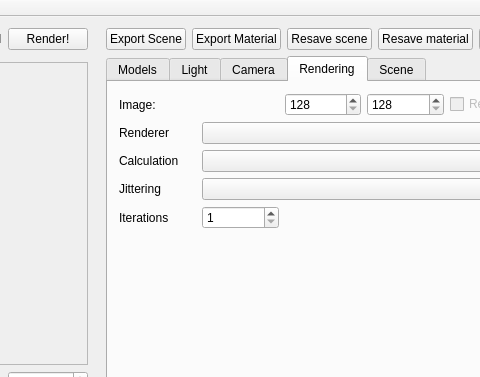
caronnee/graphicsbasics, file RaySamplesGui/TracingGui/Sources/tracinggui.ui: the form before one commit; both pictures show x 258 to 738 and y 0 to 377 of the 828 by 484 pixel window.
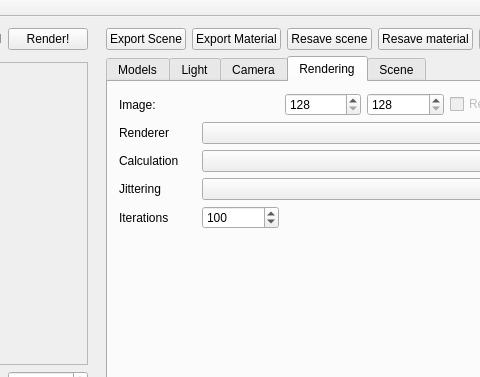
The form after the commit. The open tabs and pages were chosen to show the change. Custom widgets are drawn as their Qt base class.

```diff
--- a/RaySamplesGui/TracingGui/Sources/tracinggui.ui
+++ b/RaySamplesGui/TracingGui/Sources/tracinggui.ui
@@ -1123,6 +1123,9 @@
           <property name="maximum">
            <number>100000</number>
           </property>
+          <property name="value">
+           <number>100</number>
+          </property>
          </widget>
         </item>
        </layout>
```
Left out of the diff: 2 changed lines with no effect on the pictures.
